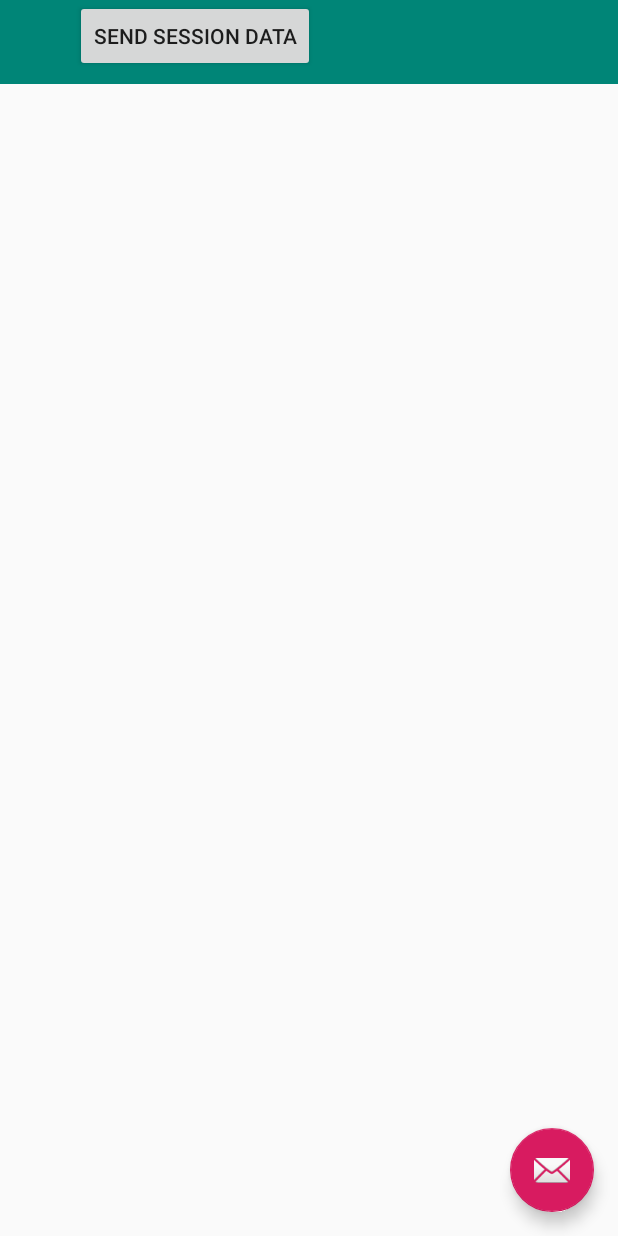
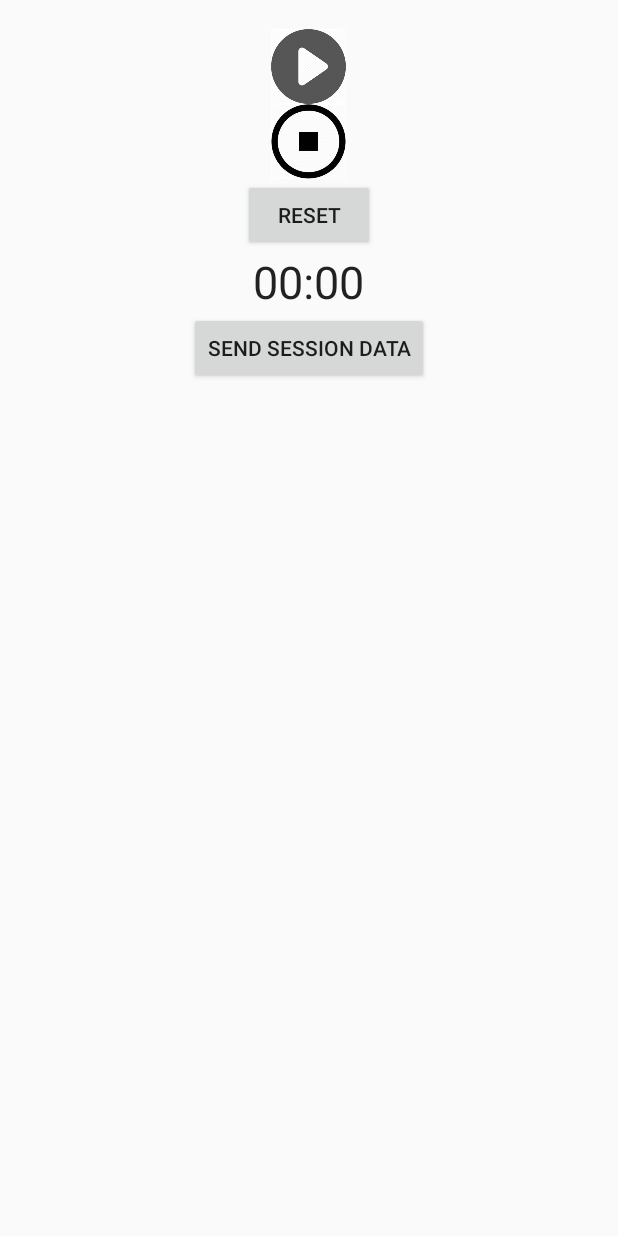
Before and after one commit to m2rinch/Constantiam, an Android app: the layout activity_session.xml on its own in the app's theme, with its tools: preview values and no code run, on a phone screen of 412 x 824 dp. Run offline under Robolectric (Android 15) with nearby library versions, the phone set to English and light mode, and no system bars.

Commit message:
Add first stopwatch implementation for SessionActivity
more functionality to be added

```diff
--- a/app/src/main/res/layout/activity_session.xml
+++ b/app/src/main/res/layout/activity_session.xml
@@ -1,40 +1,48 @@
 <?xml version="1.0" encoding="utf-8"?>
-<androidx.coordinatorlayout.widget.CoordinatorLayout xmlns:android="http://schemas.android.com/apk/res/android"
-    xmlns:app="http://schemas.android.com/apk/res-auto"
+<LinearLayout xmlns:android="http://schemas.android.com/apk/res/android"
     xmlns:tools="http://schemas.android.com/tools"
     android:layout_width="match_parent"
     android:layout_height="match_parent"
+    android:orientation="vertical"
+    android:gravity="center"
     tools:context=".SessionActivity">
+    <TextView
+        android:layout_width="wrap_content"
+        android:layout_height="wrap_content"
+        android:id="@+id/exerciseNameSession">
+    </TextView>
+
+    <ImageButton
+        android:layout_width="50dp"
+        android:layout_height="50dp"
+        android:background="@drawable/play"
+        android:onClick="startStopwatch"
+        android:id="@+id/stopwatchPlay"/>
+    <ImageButton
+        android:layout_width="50dp"
+        android:layout_height="50dp"
+        android:background="@drawable/stop"
+        android:onClick="pauseStopwatch"
+        android:id="@+id/stopwatchPause"/>
+    <Button
+        android:layout_width="wrap_content"
+        android:layout_height="wrap_content"
+        android:text="RESET"
+        android:onClick="resetStopwatch"
+        android:id="@+id/resetButton"/>
+
+    <Chronometer
+        android:id="@+id/chronometer"
+        android:layout_width="wrap_content"
+        android:layout_height="wrap_content"
+        android:textSize="30dp" />
 
     <Button
         android:id="@+id/session_button"
         android:layout_width="wrap_content"
         android:layout_height="wrap_content"
-        android:layout_marginLeft="50dp"
         android:text="@string/send_session_data" />
-
-    <com.google.android.material.appbar.AppBarLayout
-        android:layout_width="match_parent"
-        android:layout_height="wrap_content"
-        android:theme="@style/AppTheme.AppBarOverlay">
-
-    </com.google.android.material.appbar.AppBarLayout>
 
     <include layout="@layout/content_session" />
 
-    <com.google.android.material.floatingactionbutton.FloatingActionButton
-        android:id="@+id/fab"
-        android:layout_width="wrap_content"
-        android:layout_height="wrap_content"
-        android:layout_gravity="bottom|end"
-        android:layout_margin="@dimen/fab_margin"
-        app:srcCompat="@android:drawable/ic_dialog_email" />
-
-    <androidx.appcompat.widget.Toolbar
-        android:id="@+id/toolbar"
-        android:layout_width="match_parent"
-        android:layout_height="?attr/actionBarSize"
-        android:background="?attr/colorPrimary"
-        app:popupTheme="@style/AppTheme.PopupOverlay" />
-
-</androidx.coordinatorlayout.widget.CoordinatorLayout>
+</LinearLayout>
```
Also changed, not shown: app/src/main/AndroidManifest.xml (+7 -9 lines), app/src/main/java/com/melissarinch/constantiumv1/SessionActivity.java (+41 -15 lines).
